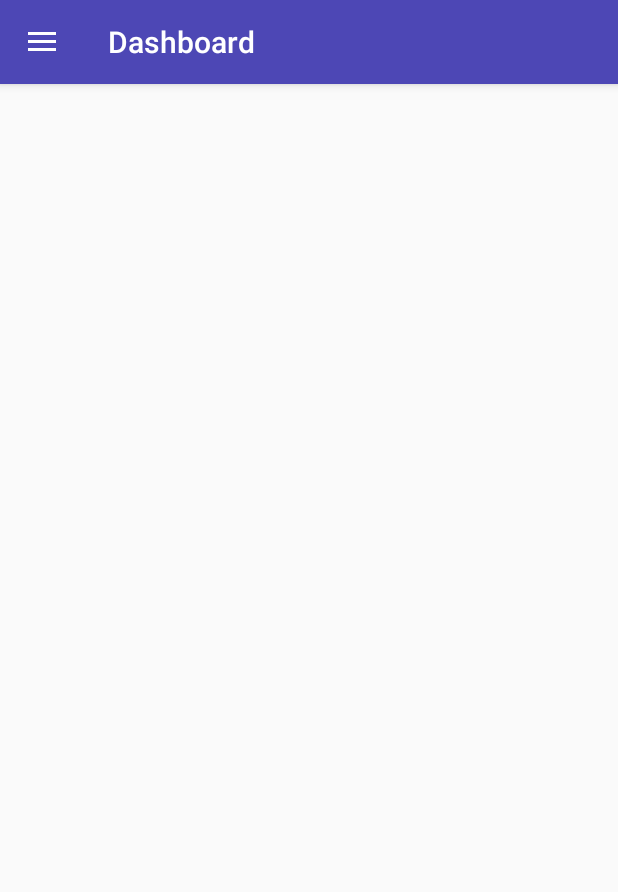
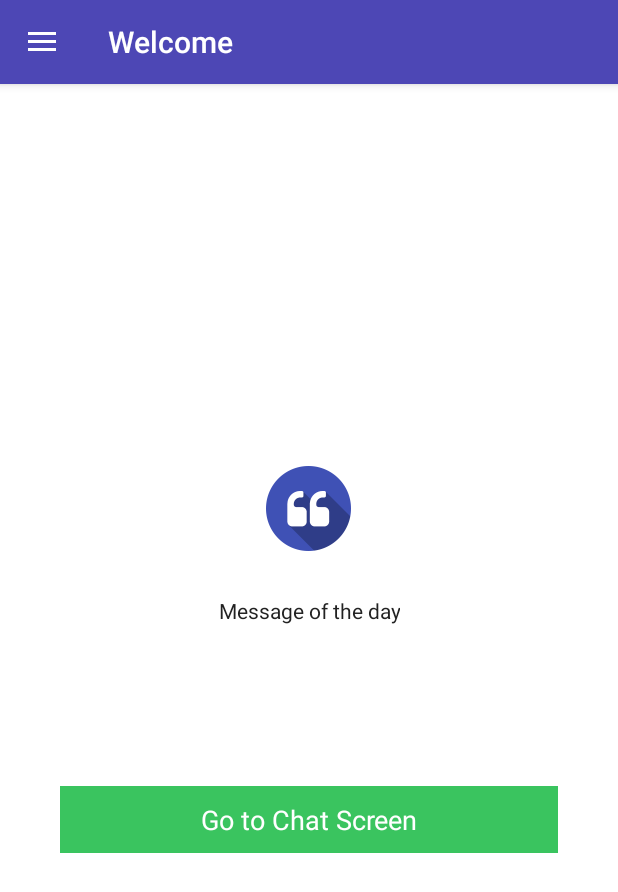
Before and after one commit to nadaf-afif/Operator-client, an Android app: the DashboardFragment screen opened directly, with no data from a screen before it, on a phone screen of 412 x 824 dp. Shown: the top 892 px of the screen. Run offline under Robolectric (Android 15) with nearby library versions, the phone set to English and light mode, and no system bars.

Commit message:
login+dashboard

```diff
--- a/app/src/main/AndroidManifest.xml
+++ b/app/src/main/AndroidManifest.xml
@@ -3,6 +3,7 @@
     package="app.operatorclient.xtxt" >
 
     <uses-permission android:name="android.permission.INTERNET" />
+    <uses-permission android:name="android.permission.ACCESS_NETWORK_STATE" />
 
     <application
         android:allowBackup="true"
--- a/app/src/main/java/app/operatorclient/xtxt/DashboardFragment.java
+++ b/app/src/main/java/app/operatorclient/xtxt/DashboardFragment.java
@@ -1,22 +1,35 @@
 package app.operatorclient.xtxt;
 
+import android.content.Context;
+import android.content.SharedPreferences;
 import android.os.Bundle;
 import android.support.v4.app.Fragment;
 import android.view.LayoutInflater;
 import android.view.View;
 import android.view.ViewGroup;
+import android.widget.TextView;
+
+import app.operatorclient.xtxt.Requestmanager.RequestManger;
 
 /**
  * Created by yogi on 4/7/15.
  */
 public class DashboardFragment extends Fragment {
 
+    View rootView;
+    TextView modTextview, chatTextView;
 
     @Override
     public View onCreateView(LayoutInflater inflater, ViewGroup container,
                              Bundle savedInstanceState) {
 
-        View rootView = inflater.inflate(R.layout.fragment_dashboard, container, false);
+        rootView = inflater.inflate(R.layout.fragment_dashboard, container, false);
+
+        modTextview = (TextView) rootView.findViewById(R.id.modTextview);
+        chatTextView = (TextView) rootView.findViewById(R.id.chatTextView);
+
+        SharedPreferences prefs = getActivity().getSharedPreferences(RequestManger.PREFERENCES, Context.MODE_PRIVATE);
+        modTextview.setText(prefs.getString(RequestManger.Constantas.MESSAGEOFTHEDAY, ""));
 
         return rootView;
     }
--- a/app/src/main/java/app/operatorclient/xtxt/MainActivity.java
+++ b/app/src/main/java/app/operatorclient/xtxt/MainActivity.java
@@ -1,5 +1,7 @@
 package app.operatorclient.xtxt;
 
+import android.content.Context;
+import android.content.SharedPreferences;
 import android.content.res.Configuration;
 import android.graphics.Color;
 import android.graphics.drawable.ColorDrawable;
@@ -14,12 +16,15 @@ import android.text.Spannable;
 import android.text.SpannableString;
 import android.text.style.ForegroundColorSpan;
 import android.util.Log;
+import android.view.MenuItem;
 import android.view.View;
 import android.widget.AdapterView;
 import android.widget.ListView;
+import android.widget.TextView;
 
 import java.util.ArrayList;
 
+import app.operatorclient.xtxt.Requestmanager.RequestManger;
 import app.operatorclient.xtxt.adapter.NavDrawerListAdapter;
 
 /**
@@ -29,6 +34,7 @@ public class MainActivity extends ActionBarActivity {
 
     private DrawerLayout mDrawerLayout;
     private ListView mDrawerList;
+    private TextView mDrawerTextView;
     private ActionBarDrawerToggle mDrawerToggle;
 
     // nav drawer title
@@ -40,15 +46,21 @@ public class MainActivity extends ActionBarActivity {
     private ArrayList<String> navDrawerItems;
     private NavDrawerListAdapter adapter;
 
+    private SharedPreferences prefs;
+
     @Override
     protected void onCreate(Bundle savedInstanceState) {
         super.onCreate(savedInstanceState);
         setContentView(R.layout.activity_main);
 
+        prefs = getSharedPreferences(RequestManger.PREFERENCES, Context.MODE_PRIVATE);
+
         mTitle = mDrawerTitle = getTitle();
 
         mDrawerLayout = (DrawerLayout) findViewById(R.id.drawer_layout);
         mDrawerList = (ListView) findViewById(R.id.list_slidermenu);
+        mDrawerTextView = (TextView) findViewById(R.id.welcometext);
+        mDrawerTextView.setText("Hi " + prefs.getString(RequestManger.Constantas.NAME, "") + "!");
 
         navDrawerItems = new ArrayList<String>();
 
@@ -115,6 +127,9 @@ public class MainActivity extends ActionBarActivity {
             mDrawerList.setItemChecked(position, true);
             mDrawerList.setSelection(position);
             setTitle(navDrawerItems.get(position));
+            if (position == 0) {
+                setTitle("Welcome " + prefs.getString(RequestManger.Constantas.NAME, ""));
+            }
             mDrawerLayout.closeDrawer(GravityCompat.START);
         } else {
             // error in creating fragment
@@ -150,4 +165,13 @@ public class MainActivity extends ActionBarActivity {
         // Pass any configuration change to the drawer toggls
         mDrawerToggle.onConfigurationChanged(newConfig);
     }
+
+    @Override
+    public boolean onOptionsItemSelected(MenuItem item) {
+        if (mDrawerToggle.onOptionsItemSelected(item)) {
+            return true;
+        }
+        return super.onOptionsItemSelected(item);
+    }
+
 }
--- a/app/src/main/res/layout/activity_login.xml
+++ b/app/src/main/res/layout/activity_login.xml
@@ -1,6 +1,7 @@
 <LinearLayout xmlns:android="http://schemas.android.com/apk/res/android"
     android:layout_width="match_parent"
     android:layout_height="match_parent"
+    android:background="@android:color/white"
     android:orientation="vertical">
 
     <TextView
--- a/app/src/main/res/layout/fragment_dashboard.xml
+++ b/app/src/main/res/layout/fragment_dashboard.xml
@@ -2,6 +2,52 @@
 <LinearLayout xmlns:android="http://schemas.android.com/apk/res/android"
     android:orientation="vertical"
     android:layout_width="match_parent"
+    android:gravity="center"
+    android:background="@android:color/white"
     android:layout_height="match_parent">
 
+    <ImageButton
+        android:layout_width="wrap_content"
+        android:layout_height="wrap_content"
+        android:src="@drawable/dashboard_icon"
+        android:background="@null" />
+
+    <TextView
+        android:layout_width="wrap_content"
+        android:layout_height="wrap_content"
+        android:textColor="@color/black"
+        android:layout_marginLeft="50dp"
+        android:layout_marginRight="50dp"
+        android:layout_marginTop="30dp"
+        android:textSize="14dp"
+        android:gravity="center"
+        android:text="Message of the day" />
+
+    <TextView
+        android:id="@+id/modTextview"
+        android:layout_width="wrap_content"
+        android:layout_height="wrap_content"
+        android:textColor="@color/black"
+        android:layout_marginLeft="50dp"
+        android:layout_marginRight="50dp"
+        android:layout_marginTop="30dp"
+        android:textSize="20dp"
+        android:gravity="center"
+        android:text="Message of the day" />
+
+    <TextView
+        android:id="@+id/chatTextView"
+        android:layout_width="match_parent"
+        android:layout_height="wrap_content"
+        android:textSize="18dp"
+        android:padding="10dp"
+        android:gravity="center"
+        android:layout_marginLeft="40dp"
+        android:layout_marginRight="40dp"
+        android:layout_marginTop="50dp"
+        android:textColor="@android:color/white"
+        android:background="@color/green"
+        android:text="Go to Chat Screen" />
+
+
 </LinearLayout>
```
Also changed, not shown: app/src/main/java/app/operatorclient/xtxt/LoginActivity.java (+59 -13 lines), app/src/main/java/app/operatorclient/xtxt/Requestmanager/RequestManger.java (+30 -14 lines), app/src/main/res/drawable-hdpi/dashboard_icon.png (added), app/src/main/res/drawable-hdpi/drawer_icon.png (added), app/src/main/res/drawable-mdpi/dashboard_icon.png (added), app/src/main/res/drawable-mdpi/drawer_icon.png (added), app/src/main/res/drawable-xhdpi/dashboard_icon.png (added), app/src/main/res/drawable-xhdpi/drawer_icon.png (added), app/src/main/res/drawable-xxhdpi/dashboard_icon.png (added), app/src/main/res/drawable-xxhdpi/drawer_icon.png (added).
